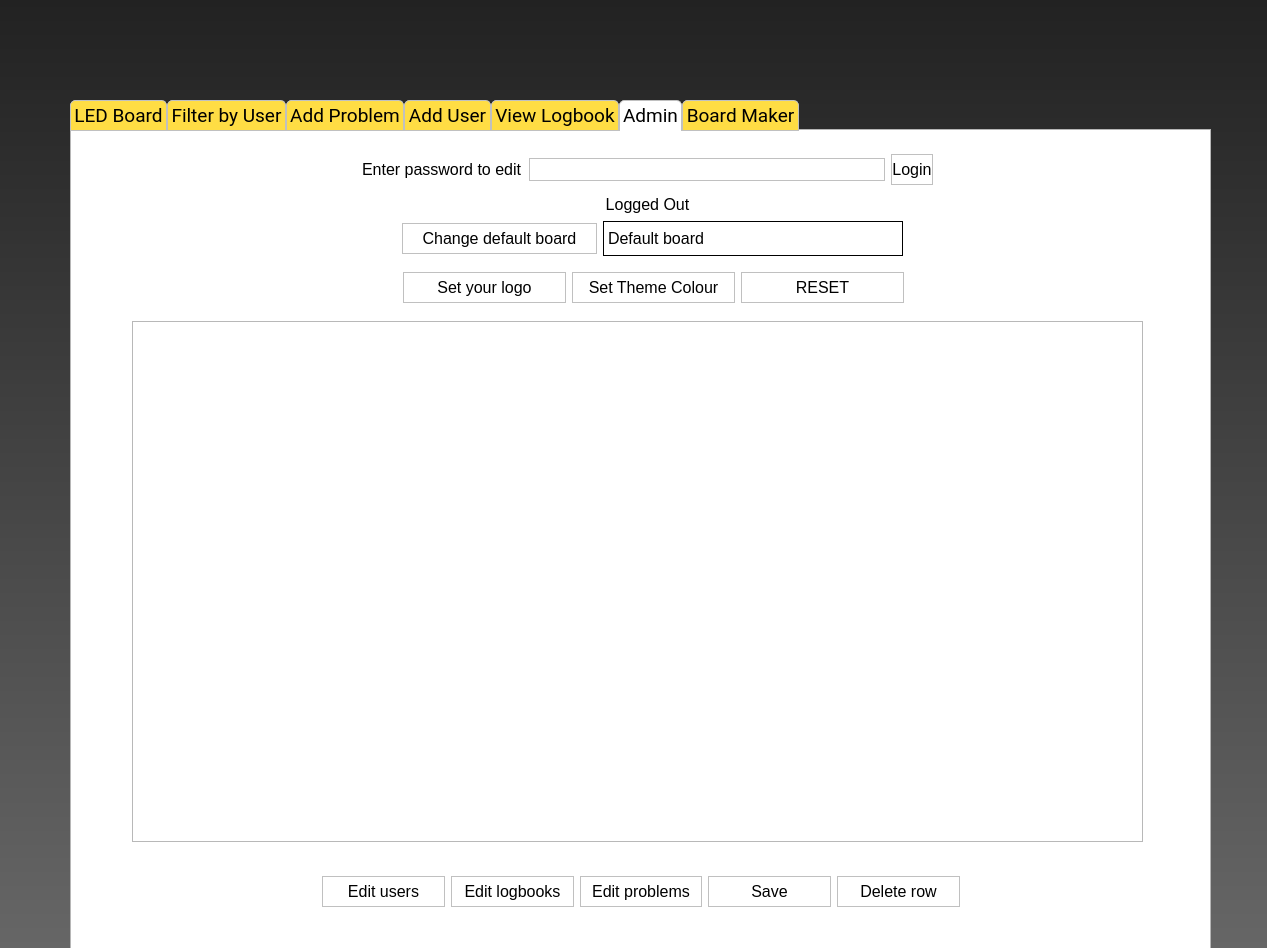
This is DiscoBoard.ui in highrepute/LEDBoard as Qt 5 draws it before an edit. The edited form follows.
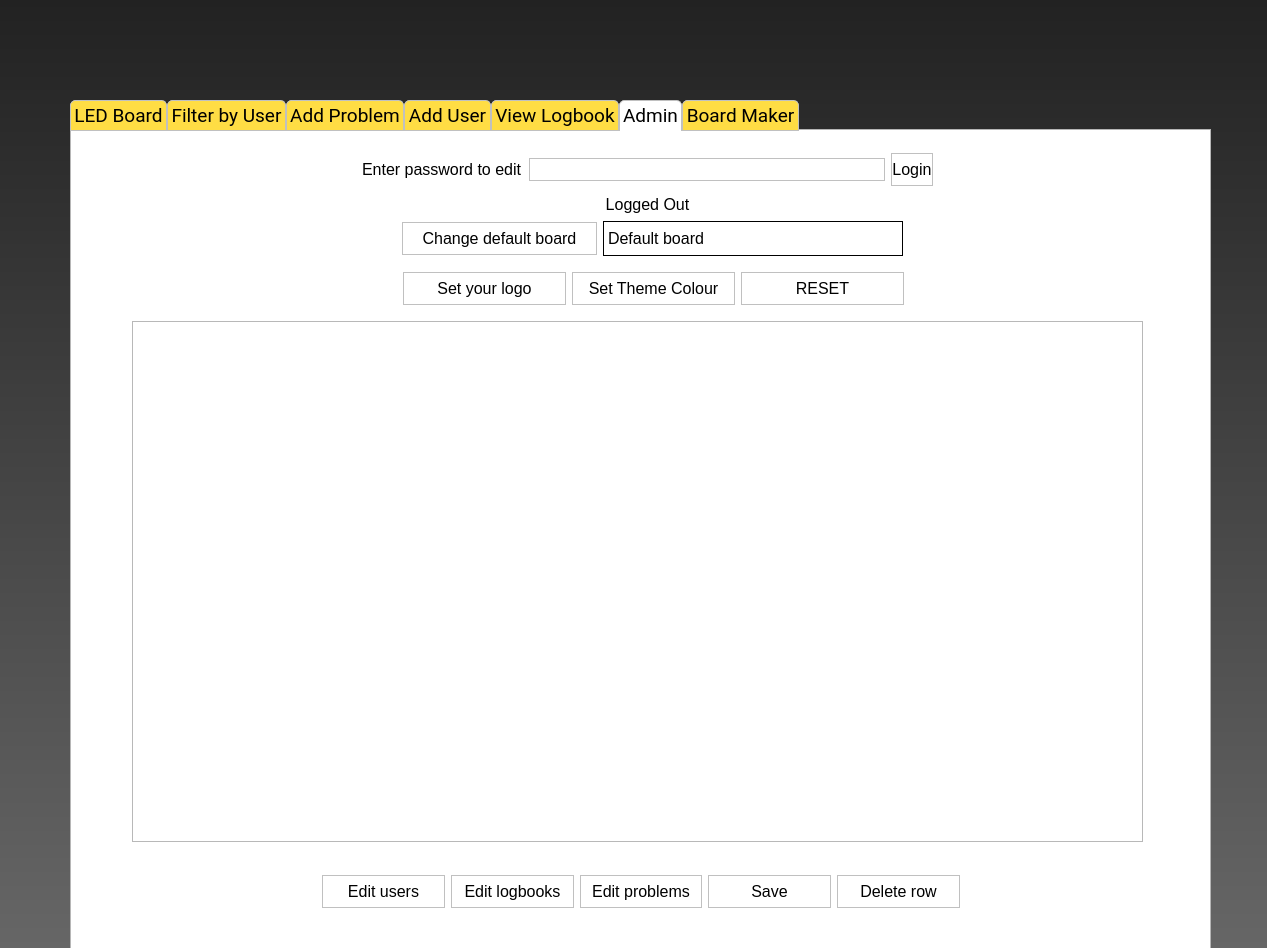
This is the edited form. The open tabs and pages were chosen to show the change.

Commit message: Tweaks to logo display

```diff
--- a/DiscoBoard.ui
+++ b/DiscoBoard.ui
@@ -116,6 +116,8 @@
 	border: 1px solid silver;
 	border-radius: 0px;
     background-color:  #fff;
+	min-height: 31px;
+	min-width: 31px;
 }
 
 QPushButton:pressed {
@@ -2259,8 +2261,8 @@
         <widget class="QPushButton" name="pbAdminLogin">
          <property name="minimumSize">
           <size>
-           <width>0</width>
-           <height>31</height>
+           <width>33</width>
+           <height>33</height>
           </size>
          </property>
          <property name="font">
@@ -2310,8 +2312,8 @@
         <widget class="QPushButton" name="pbDefaultBoard">
          <property name="minimumSize">
           <size>
-           <width>0</width>
-           <height>31</height>
+           <width>33</width>
+           <height>33</height>
           </size>
          </property>
          <property name="font">
@@ -2364,8 +2366,8 @@
         <widget class="QPushButton" name="pbEditUsers">
          <property name="minimumSize">
           <size>
-           <width>0</width>
-           <height>31</height>
+           <width>33</width>
+           <height>33</height>
           </size>
          </property>
          <property name="font">
@@ -2385,8 +2387,8 @@
         <widget class="QPushButton" name="pbEditLogs">
          <property name="minimumSize">
           <size>
-           <width>0</width>
-           <height>31</height>
+           <width>33</width>
+           <height>33</height>
           </size>
          </property>
          <property name="font">
@@ -2406,8 +2408,8 @@
         <widget class="QPushButton" name="pbEditProblems">
          <property name="minimumSize">
           <size>
-           <width>0</width>
-           <height>31</height>
+           <width>33</width>
+           <height>33</height>
           </size>
          </property>
          <property name="font">
@@ -2427,8 +2429,8 @@
         <widget class="QPushButton" name="pbEditSave">
          <property name="minimumSize">
           <size>
-           <width>0</width>
-           <height>31</height>
+           <width>33</width>
+           <height>33</height>
           </size>
          </property>
          <property name="font">
@@ -2448,8 +2450,8 @@
         <widget class="QPushButton" name="pbDeleteRow">
          <property name="minimumSize">
           <size>
-           <width>0</width>
-           <height>31</height>
+           <width>33</width>
+           <height>33</height>
           </size>
          </property>
          <property name="font">
@@ -2467,13 +2469,13 @@
        </item>
       </layout>
      </widget>
-     <widget class="QWidget" name="">
+     <widget class="QWidget" name="layoutWidget">
       <property name="geometry">
        <rect>
         <x>281</x>
         <y>130</y>
         <width>501</width>
-        <height>33</height>
+        <height>35</height>
        </rect>
       </property>
       <layout class="QHBoxLayout" name="horizontalLayout_5">
@@ -2481,8 +2483,8 @@
         <widget class="QPushButton" name="pbSetWallLogo">
          <property name="minimumSize">
           <size>
-           <width>0</width>
-           <height>31</height>
+           <width>33</width>
+           <height>33</height>
           </size>
          </property>
          <property name="font">
@@ -2502,8 +2504,8 @@
         <widget class="QPushButton" name="pbSetThemeColour">
          <property name="minimumSize">
           <size>
-           <width>0</width>
-           <height>31</height>
+           <width>33</width>
+           <height>33</height>
           </size>
          </property>
          <property name="font">
@@ -2523,8 +2525,8 @@
         <widget class="QPushButton" name="pbReset_2">
          <property name="minimumSize">
           <size>
-           <width>0</width>
-           <height>31</height>
+           <width>33</width>
+           <height>33</height>
           </size>
          </property>
          <property name="font">
@@ -3008,9 +3010,9 @@
    <property name="geometry">
     <rect>
      <x>70</x>
-     <y>20</y>
+     <y>10</y>
      <width>221</width>
-     <height>61</height>
+     <height>71</height>
     </rect>
    </property>
    <property name="frameShape">
@@ -3024,9 +3026,9 @@
    <property name="geometry">
     <rect>
      <x>870</x>
-     <y>20</y>
+     <y>10</y>
      <width>341</width>
-     <height>81</height>
+     <height>91</height>
     </rect>
    </property>
    <property name="frameShape">
```
Left out of the diff: 78 changed lines with no effect on the pictures. The commit also changes 1 other file.
